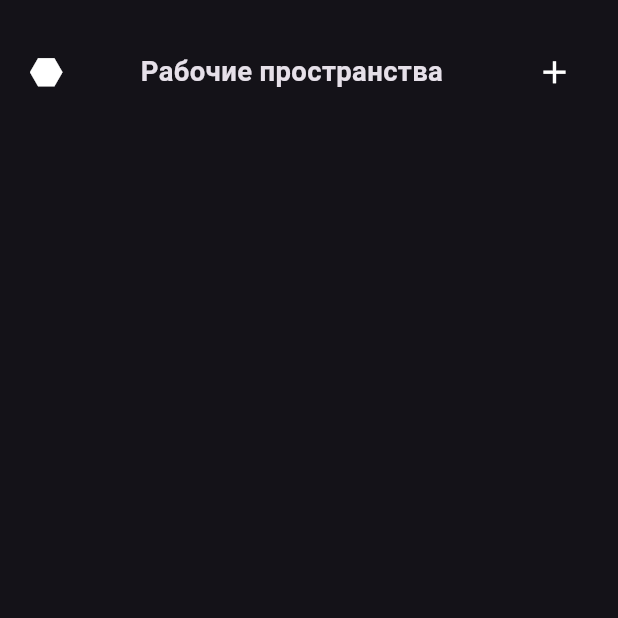
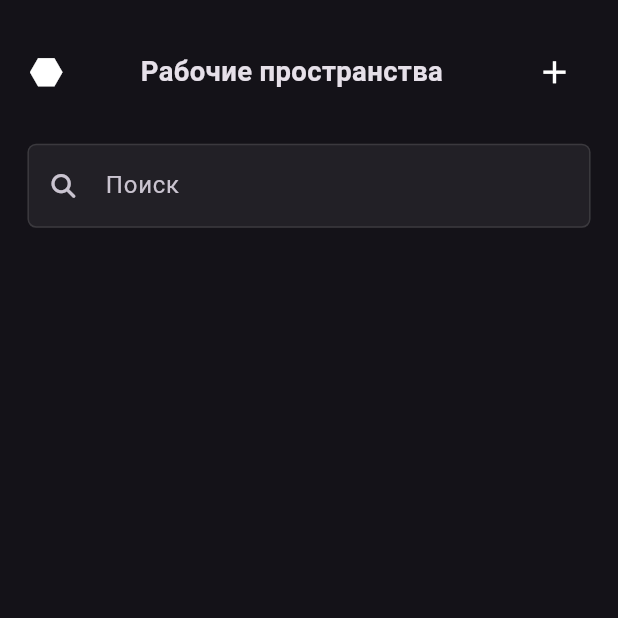
Before and after one commit to Ahmedyehia122/Test.Ru, a Flutter app: the screen it shows after launch, on a phone screen of 412 x 824 dp, the top half of it. Run offline on Flutter 3.47's test engine with Material 3 defaults, Android fonts, the phone set to English and light mode, and no system bars; our stand-ins replace flutter_screenutil, font_awesome_flutter.

Commit message:
created custom text field ui

```diff
--- /dev/null
+++ b/lib/features/home/presentation/widgets/custom_text_field.dart
@@ -0,0 +1,33 @@
+import 'package:flutter/material.dart';
+import 'package:flutter_screenutil/flutter_screenutil.dart';
+import 'package:font_awesome_flutter/font_awesome_flutter.dart';
+
+class CustomTextField extends StatelessWidget {
+  const CustomTextField({super.key});
+
+  @override
+  Widget build(BuildContext context) {
+    return TextFormField(
+      decoration: InputDecoration(
+        prefixIcon: const Icon(
+          FontAwesomeIcons.magnifyingGlass,
+          size: 16,
+        ),
+        hintText: 'Поиск',
+        filled: true,
+        fillColor: Colors.grey.withOpacity(.1),
+        enabledBorder: buildBorder(),
+        focusedBorder: buildBorder(),
+      ),
+    );
+  }
+}
+
+buildBorder() {
+  return OutlineInputBorder(
+    borderRadius: BorderRadius.circular(5.r),
+    borderSide: BorderSide(
+      color: Colors.grey.withOpacity(.2),
+    ),
+  );
+}
--- a/lib/features/home/presentation/widgets/home_view_body.dart
+++ b/lib/features/home/presentation/widgets/home_view_body.dart
@@ -1,6 +1,7 @@
 import 'package:flutter/material.dart';
 import 'package:flutter_screenutil/flutter_screenutil.dart';
 import 'package:test_ru/features/home/presentation/widgets/custom_app_bar.dart';
+import 'package:test_ru/features/home/presentation/widgets/custom_text_field.dart';
 
 class HomeViewBody extends StatelessWidget {
   const HomeViewBody({super.key});
@@ -13,9 +14,13 @@ class HomeViewBody extends StatelessWidget {
           horizontal: 16.w,
           vertical: 20.h,
         ),
-        child: const Column(
+        child: Column(
           children: [
-            CustomAppBar(),
+            const CustomAppBar(),
+            SizedBox(
+              height: 20.h,
+            ),
+            CustomTextField()
           ],
         ),
       ),
```
Also changed, not shown: pubspec.yaml (+1 -6 lines), pubspec.lock.
